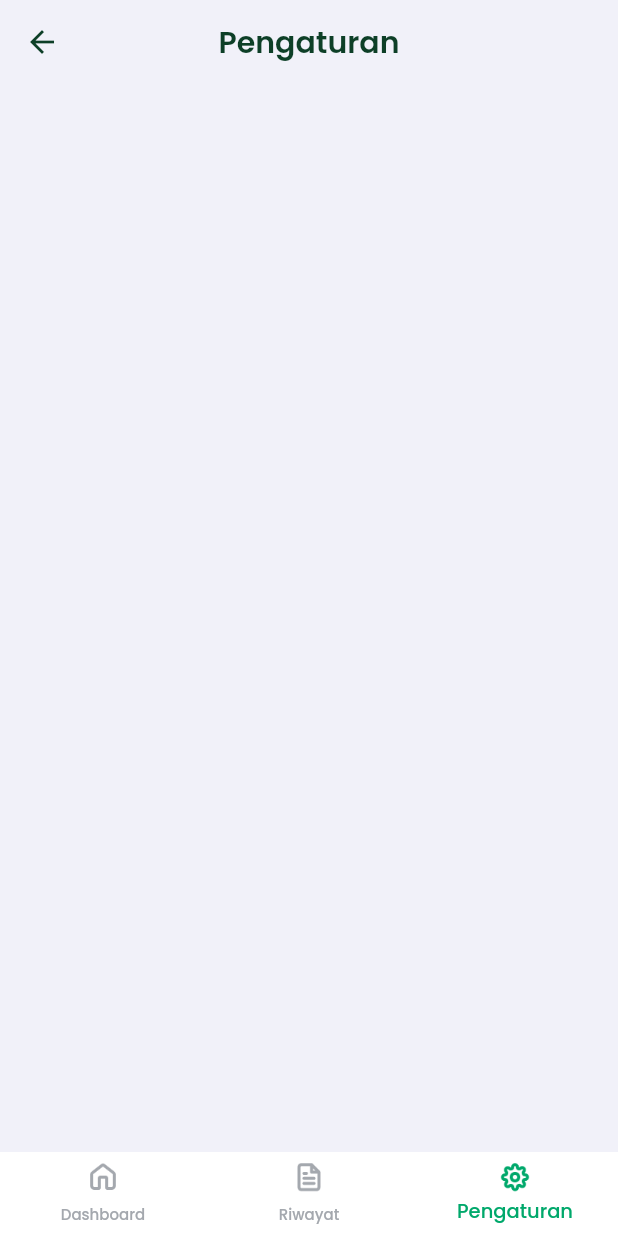
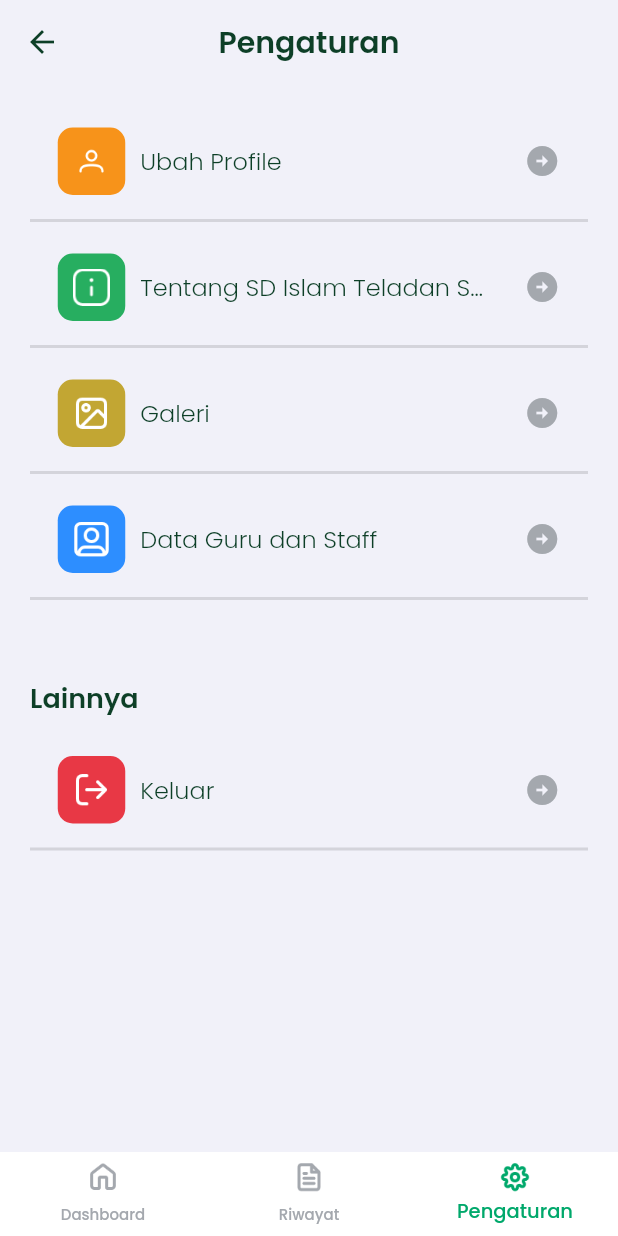
Before and after one commit to 99kairas/spp_pay, a Flutter app: the DashboardScreen screen opened by its route, item 3 of the bottom bar chosen, on a phone screen of 412 x 824 dp. Run offline on Flutter 3.47's test engine with Material 2 defaults, Android fonts, the phone set to English and light mode, and no system bars; our stand-ins replace dio, file_picker, google_fonts, loading_animation_widget, shared_preferences; accounts and stored records are empty; network calls fail.

Commit message:
nambah assets buat setting

```diff
--- a/lib/ui/screens/dashboard_screen/dashboard_screen.dart
+++ b/lib/ui/screens/dashboard_screen/dashboard_screen.dart
@@ -136,11 +136,7 @@ class _DashboardScreenState extends State<DashboardScreen> {
             ],
           ),
           InkWell(
-            onTap: () {
-              Navigator.pushNamedAndRemoveUntil(
-                  context, '/login', (route) => false);
-              SharedPref.removeToken();
-            },
+            onTap: () {},
             child: Container(
               width: 60,
               height: 60,
--- a/lib/ui/screens/settings/setting_screen.dart
+++ b/lib/ui/screens/settings/setting_screen.dart
@@ -1,4 +1,7 @@
 import 'package:flutter/material.dart';
+import 'package:spp_pay/shared/shared_methods.dart';
+import 'package:spp_pay/shared/theme.dart';
+import 'package:spp_pay/ui/widgets/setting_button_item.dart';
 
 class SettingScreen extends StatelessWidget {
   const SettingScreen({super.key});
@@ -9,6 +12,59 @@ class SettingScreen extends StatelessWidget {
       appBar: AppBar(
         title: const Text('Pengaturan'),
       ),
+      body: Container(
+        padding: const EdgeInsets.all(20),
+        height: MediaQuery.of(context).size.height * 0.9,
+        color: lightBackgroundColor,
+        child: Column(
+          crossAxisAlignment: CrossAxisAlignment.start,
+          children: [
+            settingButtonItem(
+              onTap: () {},
+              color: const Color(0xffF7931A),
+              image: 'assets/ic_account.png',
+              title: 'Ubah Profile',
+            ),
+            settingButtonItem(
+              onTap: () {},
+              color: const Color(0xff27AE60),
+              image: 'assets/ic_information.png',
+              title: 'Tentang SD Islam Teladan Suci',
+            ),
+            settingButtonItem(
+              onTap: () {},
+              color: const Color(0xffC2A633),
+              image: 'assets/ic_galeri.png',
+              title: 'Galeri',
+            ),
+            settingButtonItem(
+              onTap: () {},
+              color: const Color(0xff2D8EFF),
+              image: 'assets/ic_guru.png',
+              title: 'Data Guru dan Staff',
+            ),
+            const SizedBox(height: 40),
+            Text(
+              'Lainnya',
+              style: blackTextStyle.copyWith(
+                fontSize: 18,
+                fontWeight: semiBold,
+              ),
+            ),
+            const SizedBox(height: 16),
+            settingButtonItem(
+              onTap: () {
+                Navigator.pushNamedAndRemoveUntil(
+                    context, '/login', (route) => false);
+                SharedPref.removeToken();
+              },
+              color: redColor,
+              image: 'assets/ic_logout.png',
+              title: 'Keluar',
+            ),
+          ],
+        ),
+      ),
     );
   }
 }
--- /dev/null
+++ b/lib/ui/widgets/setting_button_item.dart
@@ -0,0 +1,65 @@
+import 'package:flutter/material.dart';
+import 'package:spp_pay/shared/theme.dart';
+
+Widget settingButtonItem({
+  required void Function()? onTap,
+  required String image,
+  required String title,
+  Color? color,
+}) {
+  return Column(
+    children: [
+      InkWell(
+        onTap: onTap,
+        child: SizedBox(
+          width: 335,
+          height: 63,
+          child: Row(
+            children: [
+              Container(
+                width: 45,
+                height: 45,
+                decoration: BoxDecoration(
+                  color: color,
+                  borderRadius: BorderRadius.circular(10),
+                ),
+                child: Center(
+                  child: Image.asset(
+                    image,
+                    width: 25,
+                    height: 25,
+                    color: Colors.white,
+                  ),
+                ),
+              ),
+              const SizedBox(width: 10),
+              Flexible(
+                flex: 10,
+                child: SizedBox(
+                  width: double.infinity,
+                  child: Text(
+                    title,
+                    overflow: TextOverflow.ellipsis,
+                    style: blackTextStyle.copyWith(
+                      fontSize: 16,
+                      fontWeight: light,
+                    ),
+                  ),
+                ),
+              ),
+              const Spacer(),
+              Icon(
+                Icons.arrow_circle_right,
+                color: greyColor,
+              ),
+            ],
+          ),
+        ),
+      ),
+      const Divider(
+        thickness: 2,
+      ),
+      const SizedBox(height: 5),
+    ],
+  );
+}
```
Also changed, not shown: assets/ic_account.png (added), assets/ic_galeri.png (added), assets/ic_guru.png (added), assets/ic_information.png (added), assets/ic_logout.png (added).
